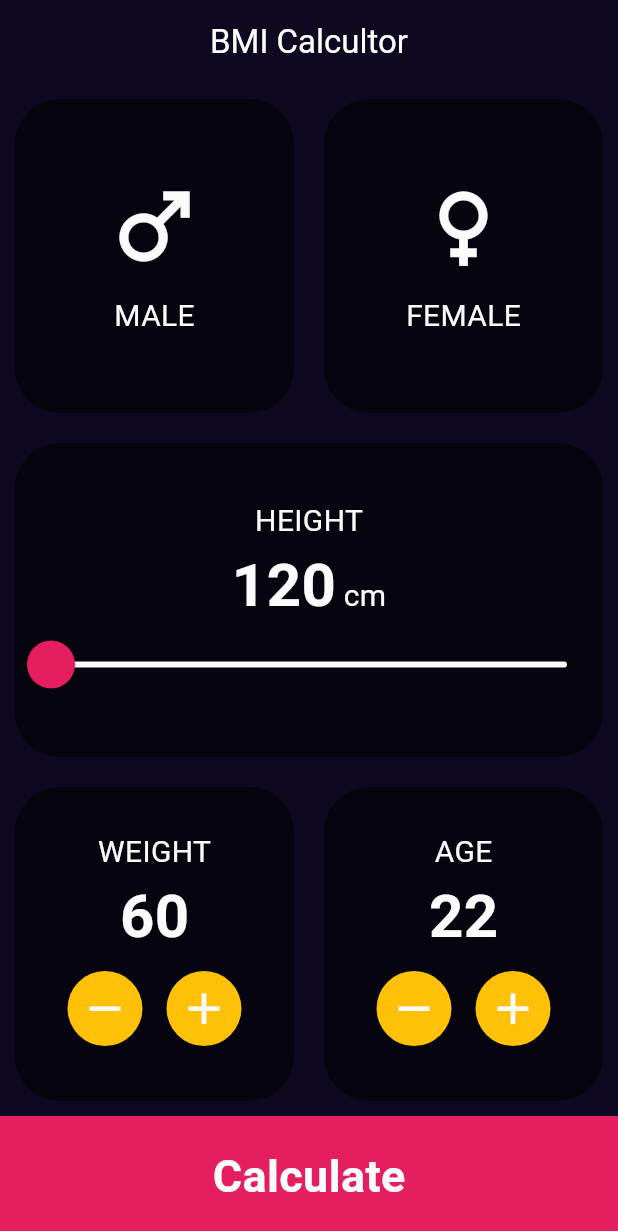
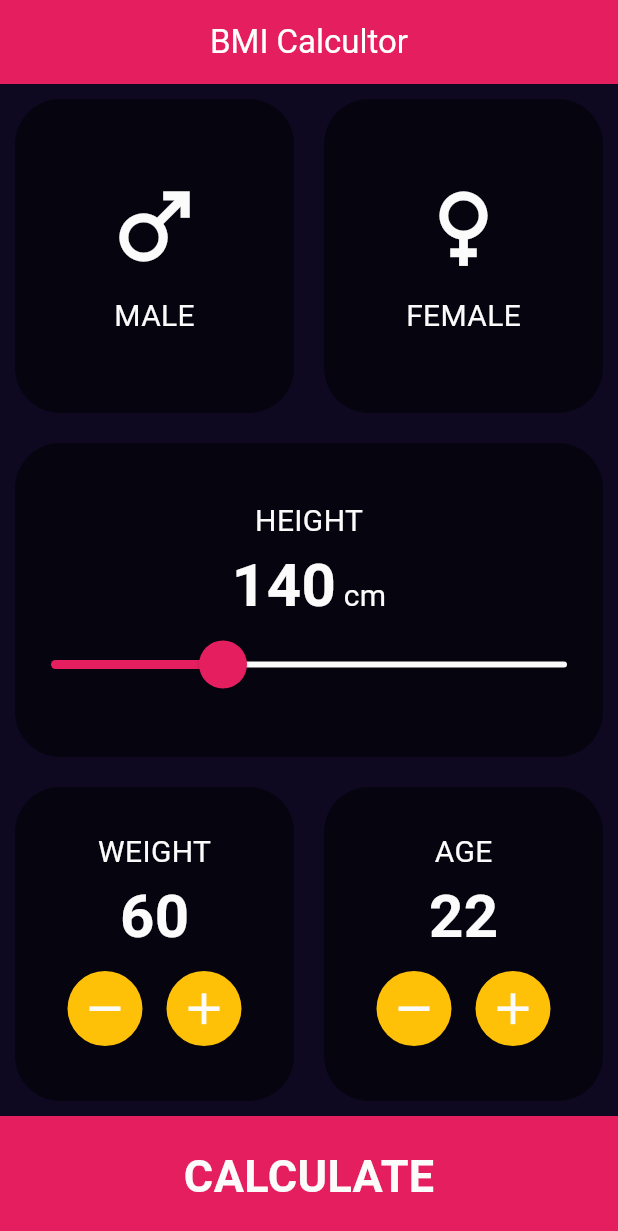
Before and after one commit to MosawirShah/bmi_calulator_class_work2024, a Flutter app: the screen it shows after launch, on a phone screen of 412 x 824 dp. Shown: the top 1231 px of the screen. Run offline on Flutter 3.47's test engine with Material 3 defaults, Android fonts, the phone set to English and light mode, and no system bars.

```diff
--- /dev/null
+++ b/lib/components/custom_bottom_container.dart
@@ -0,0 +1,26 @@
+import 'package:bmi_calulator/constants/constant_colours.dart';
+import 'package:bmi_calulator/constants/font_style_constant.dart';
+import 'package:flutter/material.dart';
+
+class CustomBottomContainer extends StatelessWidget {
+  CustomBottomContainer({required this.btnText,required this.onPress});
+
+  String btnText;
+  void Function() onPress;
+  @override
+  Widget build(BuildContext context) {
+    return  GestureDetector(
+      onTap: onPress,
+      child: Container(
+        height: 80,
+        width: double.infinity,
+        color: kPinkColor,
+        child: Center(
+            child: Text(
+              btnText,
+              style: kBottomContainerFontStyle,
+            )),
+      ),
+    );
+  }
+}
--- a/lib/main.dart
+++ b/lib/main.dart
@@ -1,9 +1,8 @@
+import 'package:bmi_calulator/views/result_view.dart';
 import 'package:flutter/cupertino.dart';
 import 'package:flutter/material.dart';
 import 'constants/constant_colours.dart';
 import 'views/input_view.dart';
-
-
 
 void main(){
   runApp(BMICalculator());
@@ -16,7 +15,7 @@ class BMICalculator extends StatelessWidget {
     return  MaterialApp(
       theme: ThemeData(
         appBarTheme: const AppBarTheme(
-          backgroundColor: kBackgroundColour,
+          backgroundColor: kPinkColor,
           foregroundColor: Colors.white,
         ),
         scaffoldBackgroundColor: kBackgroundColour
--- a/lib/views/input_view.dart
+++ b/lib/views/input_view.dart
@@ -1,8 +1,11 @@
+import 'package:bmi_calulator/components/custom_bottom_container.dart';
 import 'package:bmi_calulator/components/custom_circular_btn.dart';
 import 'package:bmi_calulator/components/icon_content.dart';
 import 'package:bmi_calulator/constants/constant_colours.dart';
 import 'package:bmi_calulator/constants/font_style_constant.dart';
 import 'package:bmi_calulator/main.dart';
+import 'package:bmi_calulator/view_model/bmi_result_calculator.dart';
+import 'package:bmi_calulator/views/result_view.dart';
 import 'package:flutter/cupertino.dart';
 import 'package:flutter/material.dart';
 import 'package:flutter/widgets.dart';
@@ -20,7 +23,7 @@ class InputView extends StatefulWidget {
 enum Gender {male, female}
 
 class _InputViewState extends State<InputView> {
-  int height = 120;
+  int height = 140;
   int weight = 60;
   int age = 22;
 
@@ -205,20 +208,14 @@ class _InputViewState extends State<InputView> {
               ],
             ),
           ),
-          Container(
-            height: 80,
-            width: double.infinity,
-            color: kPinkColor,
-            child: const Center(
-                child: Text(
-              "Calculate",
-              style: TextStyle(
-                  color: kContentColour,
-                  fontSize: 30,
-                  fontWeight: FontWeight.bold),
-            )),
-          ),
+         CustomBottomContainer(btnText: "CALCULATE",onPress: (){
+           print(selectedGender);
+           print(height);
+           BMIResultCalulator bmiCalculate = BMIResultCalulator( calculatedHeight: height, calculatedWeight: weight);
+           Navigator.of(context).push(MaterialPageRoute(builder: (context)=>ResultView(bmi: bmiCalculate.bmiCalculate(),resultText: bmiCalculate.getResultText(),interpretation: bmiCalculate.getInterpretation(),)));
+         },),
         ],
+
       ),
     );
   }
```
Also changed, not shown: lib/constants/font_style_constant.dart (+24 -0 lines), lib/view_model/bmi_result_calculator.dart (added, +42 -0 lines), lib/views/result_view.dart (added, +76 -0 lines).
